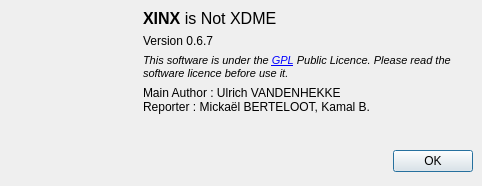
First picture: the form in ui/about.ui, repository phoenix741/xinx, before the edit.
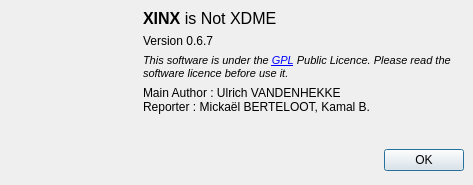
Second picture: the form after the edit. Icons and pictures are not drawn.

Patch:
```diff
--- a/ui/about.ui
+++ b/ui/about.ui
@@ -5,8 +5,8 @@
    <rect>
     <x>0</x>
     <y>0</y>
-    <width>482</width>
-    <height>186</height>
+    <width>473</width>
+    <height>185</height>
    </rect>
   </property>
   <property name="windowTitle" >
```
Left out of the diff: 3 changed lines with no effect on the pictures.
